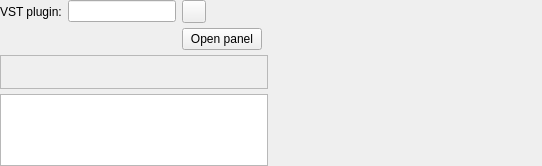
The window that Editor/guis/VSTPluginFilterGUI.ui (xup61069/EqAPO64_with_VST3_support) describes before a commit, drawn with Qt 5.
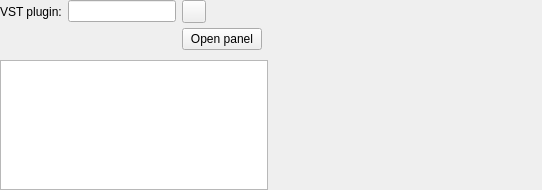
The same window after the commit. Custom widgets are drawn as their Qt base class.

The edit to the form file:
```diff
--- a/Editor/guis/VSTPluginFilterGUI.ui
+++ b/Editor/guis/VSTPluginFilterGUI.ui
@@ -7,7 +7,7 @@
     <x>0</x>
     <y>0</y>
     <width>542</width>
-    <height>166</height>
+    <height>190</height>
    </rect>
   </property>
   <property name="windowTitle">
@@ -98,13 +98,34 @@
    <item row="3" column="0" colspan="4">
     <widget class="QPlainTextEdit" name="warningTextEdit">
      <property name="sizePolicy">
-      <sizepolicy hsizetype="Expanding" vsizetype="Preferred">
+      <sizepolicy hsizetype="Ignored" vsizetype="Preferred">
        <horstretch>0</horstretch>
        <verstretch>0</verstretch>
       </sizepolicy>
      </property>
+     <property name="minimumSize">
+      <size>
+       <width>0</width>
+       <height>72</height>
+      </size>
+     </property>
+     <property name="maximumSize">
+      <size>
+       <width>16777215</width>
+       <height>150</height>
+      </size>
+     </property>
      <property name="sizeAdjustPolicy">
-      <enum>QAbstractScrollArea::AdjustToContents</enum>
+      <enum>QAbstractScrollArea::AdjustIgnored</enum>
+     </property>
+     <property name="horizontalScrollBarPolicy">
+      <enum>Qt::ScrollBarAlwaysOff</enum>
+     </property>
+     <property name="readOnly">
+      <bool>true</bool>
+     </property>
+     <property name="lineWrapMode">
+      <enum>QPlainTextEdit::WidgetWidth</enum>
      </property>
     </widget>
    </item>
```
